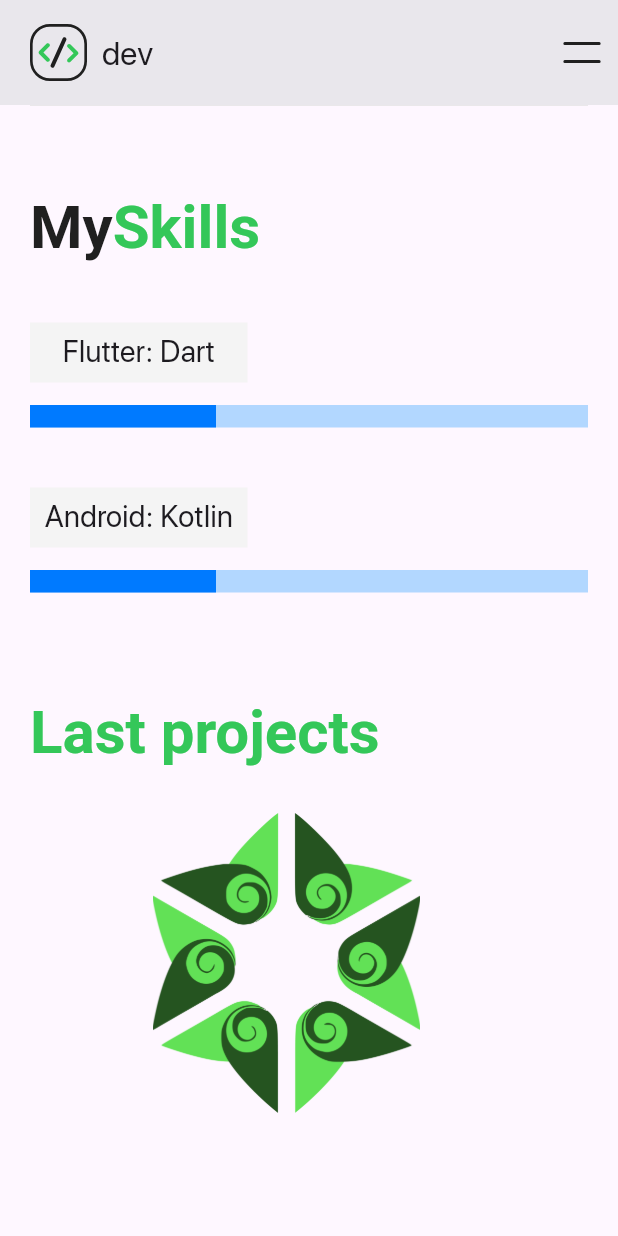
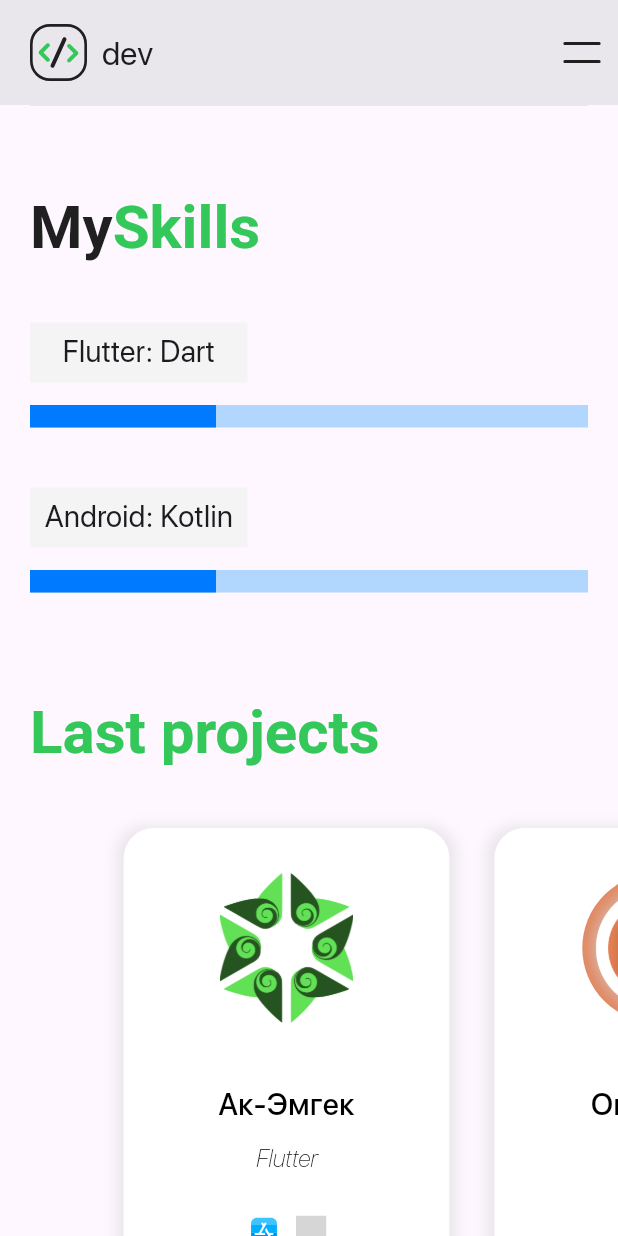
Before and after one commit to jumashovnursultan/flutter_portfolio, a Flutter app: the screen it shows after launch, scrolled down 1152 dp, on a phone screen of 412 x 824 dp. Run offline on Flutter 3.47's test engine with Material 2 defaults, Android fonts, the phone set to English and light mode, and no system bars; our stand-ins replace flutter_svg; project files that could hold a hidden picture were left out; grey boxes are pictures that could not be loaded.

Commit message:
last projects carousel slider widget

```diff
--- a/lib/custom widgets/last_projects_carousel_slider_widget.dart
+++ b/lib/custom widgets/last_projects_carousel_slider_widget.dart
@@ -1,6 +1,8 @@
 import 'package:flutter/material.dart';
+import 'package:flutter_svg/svg.dart';
 import 'package:my_portfolio_app/const/custom_scroll_behavior.dart';
 import 'package:my_portfolio_app/data/list_of_application_model.dart';
+import 'package:url_launcher/url_launcher.dart';
 
 final listOfApplication = [
   ApplicationModel(
@@ -18,7 +20,7 @@ final listOfApplication = [
     language: 'Flutter',
     playMarketLink:
         'https://play.google.com/store/apps/details?id=com.tologon.kudaiberdiuulu.osh.online',
-    appStoreLink: 'https://apps.apple.com/app/ош-online/id6444031624',
+    appStoreLink: 'https://apps.apple.com/app/ош-online/id6444031624', /////
   ),
   ApplicationModel(
     logo: 'assets/icons/e_service_logo.png',
@@ -26,7 +28,7 @@ final listOfApplication = [
     language: 'Flutter',
     playMarketLink:
         'https://play.google.com/store/apps/details?id=dev.electronica_service_mob',
-    appStoreLink: '',
+    // appStoreLink: '',
   ),
   ApplicationModel(
     logo: 'assets/icons/jalal_abad_logo.jpg',
@@ -34,7 +36,7 @@ final listOfApplication = [
     language: 'Flutter',
     playMarketLink:
         'https://play.google.com/store/apps/details?id=com.tologon.kudaiberdiuulu.jalalabad.online',
-    appStoreLink: '',
+    appStoreLink: 'https://apps.apple.com/app/ош-online/id6444031624',
   ),
   ApplicationModel(
     logo: 'assets/icons/kara_balta_logo.png',
@@ -42,7 +44,7 @@ final listOfApplication = [
     language: 'Flutter',
     playMarketLink:
         'https://play.google.com/store/apps/details?id=dev.kara_balta.odigital',
-    appStoreLink: '',
+    appStoreLink: 'https://apps.apple.com/app/ош-online/id6444031624',
   ),
   ApplicationModel(
     logo: 'assets/icons/willex_cargo_logo.png',
@@ -50,7 +52,7 @@ final listOfApplication = [
     language: 'Flutter',
     playMarketLink:
         'https://play.google.com/store/apps/details?id=dev.odigital.willex',
-    appStoreLink: '',
+    appStoreLink: 'https://apps.apple.com/kg/app/willex/id6457265010',
   ),
   ApplicationModel(
     logo: 'assets/icons/sapat_cargo_logo.png',
@@ -58,7 +60,7 @@ final listOfApplication = [
     language: 'Flutter',
     playMarketLink:
         'https://play.google.com/store/apps/details?id=dev.sapat_cargo_mob',
-    appStoreLink: '',
+    appStoreLink: 'https://apps.apple.com/kg/app/sapat-cargo/id6466813542',
   ),
   ApplicationModel(
     logo: 'assets/icons/manas_logis_logo.png',
@@ -66,7 +68,7 @@ final listOfApplication = [
     language: 'Flutter',
     playMarketLink:
         'https://play.google.com/store/apps/details?id=dev.odigital.manas_logis',
-    appStoreLink: '',
+    appStoreLink: 'https://apps.apple.com/kg/app/manas-logis/id6464329215',
   ),
   ApplicationModel(
     logo: 'assets/icons/taura_express_logo.png',
@@ -74,7 +76,8 @@ final listOfApplication = [
     language: 'Flutter',
     playMarketLink:
         'https://play.google.com/store/apps/details?id=dev.odigital.taura_express',
-    appStoreLink: '',
+    appStoreLink: 'https://apps.apple.com/kg/app/taura-express/id6450018127',
+    webLink: 'https://taurakg.com/',
   ),
   ApplicationModel(
     logo: 'assets/icons/opop_logo.webp',
@@ -82,13 +85,7 @@ final listOfApplication = [
     language: 'Flutter',
     playMarketLink:
         'https://play.google.com/store/apps/details?id=app.odigital.opop',
-    appStoreLink: '',
-  ),
-  ApplicationModel(
-    logo: 'taura_trans_logistic_logo.png',
-    name: 'Taura TRANS Logistic',
-    language: 'Flutter',
-    webLink: 'https://taurakg.com/',
+    appStoreLink: 'https://apps.apple.com/kg/app/opop/id6444595393',
   ),
 ];
 
@@ -128,7 +125,7 @@ class LastProjectsCarouselSliderWidget extends StatelessWidget {
           //   },
           // ),
           SizedBox(
-        height: 340,
+        height: 360,
         child: PageView.builder(
           controller: PageController(
             viewportFraction: getAdaptiveViewPortFraction(context),
@@ -138,35 +135,94 @@ class LastProjectsCarouselSliderWidget extends StatelessWidget {
           itemBuilder: (context, index) {
             final item = listOfApplication[index];
             return Container(
-              margin: const EdgeInsets.only(right: 30),
-              color: Colors.transparent,
-              // color: index == 0
-              //     ? Colors.red
-              //     : index == 1
-              //         ? Colors.green
-              //         : index == 2
-              //             ? Colors.blue
-              //             : index == 3
-              //                 ? Colors.yellow
-              //                 : index == 4
-              //                     ? Colors.purple
-              //                     : index == 5
-              //                         ? Colors.orange
-              //                         : index == 6
-              //                             ? Colors.pink
-              //                             : index == 7
-              //                                 ? Colors.teal
-              //                                 : index == 8
-              //                                     ? Colors.brown
-              //                                     : index == 9
-              //                                         ? Colors.grey
-              //                                         : Colors.black,
+              margin: const EdgeInsets.only(right: 30, top: 10, bottom: 20),
+              decoration: BoxDecoration(
+                borderRadius: BorderRadius.circular(20),
+                color: Colors.white,
+                boxShadow: [
+                  BoxShadow(
+                    color: Colors.grey.withOpacity(0.2),
+                    spreadRadius: 5,
+                    blurRadius: 7,
+                    offset: const Offset(0, 3),
+                  ),
+                ],
+              ),
               child: Column(
                 children: [
-                  Image.asset(
-                    item.logo,
-                    height: 200,
-                    width: 200,
+                  const SizedBox(height: 30),
+                  ClipRRect(
+                    borderRadius: BorderRadius.circular(50),
+                    child: Image.asset(
+                      item.logo,
+                      height: 100,
+                      width: 100,
+                    ),
+                  ),
+                  const SizedBox(height: 40),
+                  Text(
+                    item.name,
+                    style: const TextStyle(
+                      fontSize: 20,
+                      color: Colors.black,
+                      fontWeight: FontWeight.w500,
+                    ),
+                    textAlign: TextAlign.center,
+                  ),
+                  const SizedBox(height: 10),
+                  Text(
+                    item.language,
+                    style: const TextStyle(
+                      fontSize: 16,
+                      color: Colors.black,
+                      fontWeight: FontWeight.w300,
+                    ),
+                  ),
+                  const SizedBox(height: 25),
+                  Row(
+                    mainAxisAlignment: MainAxisAlignment.center,
+                    children: [
+                      if (item.appStoreLink != null)
+                        InkWell(
+                          onTap: () => launchUrl(
+                            Uri.parse(item.appStoreLink!),
+                            mode: LaunchMode.externalApplication,
+                          ),
+                          child: SvgPicture.asset(
+                            'assets/icons/app-store_logo.svg',
+                            height: 23,
+                            width: 23,
+                          ),
+                        ),
+                      if (item.playMarketLink != null) ...[
+                        const SizedBox(width: 10),
+                        InkWell(
+                          onTap: () => launchUrl(
+                            Uri.parse(item.playMarketLink!),
+                            mode: LaunchMode.externalApplication,
+                          ),
+                          child: SvgPicture.asset(
+                            'assets/icons/play-store_logo.svg',
+                            height: 20,
+                            width: 20,
+                          ),
+                        ),
+                      ],
+                      if (item.webLink != null) ...[
+                        const SizedBox(width: 10),
+                        InkWell(
+                          onTap: () => launchUrl(
+                            Uri.parse(item.webLink!),
+                            mode: LaunchMode.externalApplication,
+                          ),
+                          child: SvgPicture.asset(
+                            'assets/icons/chrome_logo.svg',
+                            height: 20,
+                            width: 20,
+                          ),
+                        ),
+                      ],
+                    ],
                   ),
                 ],
               ),
@@ -179,26 +235,70 @@ class LastProjectsCarouselSliderWidget extends StatelessWidget {
 
   double getAdaptiveViewPortFraction(BuildContext context) {
     final screenWidth = MediaQuery.of(context).size.width;
-    if (screenWidth >= 1400) {
+    if (screenWidth <= 280) {
+      return 0.95;
+    } else if (screenWidth <= 320) {
+      return 0.9;
+    } else if (screenWidth <= 360) {
+      return 0.8;
+    } else if (screenWidth <= 400) {
+      return 0.7;
+    } else if (screenWidth <= 440) {
+      return 0.6;
+    } else if (screenWidth <= 480) {
+      return 0.55;
+    } else if (screenWidth <= 520) {
+      return 0.5;
+    } else if (screenWidth <= 560) {
+      return 0.5;
+    } else if (screenWidth <= 600) {
+      return 0.45;
+    } else if (screenWidth <= 640) {
+      return 0.4;
+    } else if (screenWidth <= 680) {
+      return 0.4;
+    } else if (screenWidth <= 720) {
+      return 0.4;
+    } else if (screenWidth <= 760) {
+      return 0.35;
+    } else if (screenWidth <= 800) {
+      return 0.35;
+    } else if (screenWidth <= 840) {
+      return 0.3;
+    } else if (screenWidth <= 880) {
+      return 0.3;
+    } else if (screenWidth <= 920) {
+      return 0.3;
+    } else if (screenWidth <= 960) {
+      return 0.3;
+    } else if (screenWidth <= 1000) {
+      return 0.28;
+    } else if (screenWidth <= 1040) {
+      return 0.28;
+    } else if (screenWidth <= 1080) {
       return 0.25;
-    } else if (screenWidth >= 1200) {
-      return 0.3;
-    } else if (screenWidth >= 800) {
-      return 0.35;
-    } else if (screenWidth >= 700) {
-      return 0.45;
-    } else if (screenWidth >= 600) {
-      return 0.5;
-    } else if (screenWidth >= 500) {
-      return 0.6;
-    } else if (screenWidth >= 400) {
-      return 0.8;
-    } else if (screenWidth >= 300) {
-      return 0.9;
-    } else if (screenWidth >= 200) {
-      return 1.2;
+    } else if (screenWidth <= 1120) {
+      return 0.25;
+    } else if (screenWidth <= 1260) {
+      return 0.22;
+    } else if (screenWidth <= 1300) {
+      return 0.21;
+    } else if (screenWidth <= 1340) {
+      return 0.20;
+    } else if (screenWidth <= 1380) {
+      return 0.19;
+    } else if (screenWidth <= 1420) {
+      return 0.18;
+    } else if (screenWidth <= 1460) {
+      return 0.17;
+    } else if (screenWidth <= 1500) {
+      return 0.16;
+    } else if (screenWidth <= 1540) {
+      return 0.15;
+    } else if (screenWidth <= 1580) {
+      return 0.14;
     } else {
-      return 1.3;
+      return 0.13;
     }
   }
 }
--- a/lib/home_scree.dart
+++ b/lib/home_scree.dart
@@ -132,7 +132,7 @@ class HomeScreen extends StatelessWidget {
                     ),
                   ),
                   const SizedBox(height: 30),
-                  LastProjectsCarouselSliderWidget(),
+                  const LastProjectsCarouselSliderWidget(),
                   const SizedBox(height: 100),
                 ],
               ),
```
Also changed, not shown: assets/icons/Mask group.svg (deleted).
